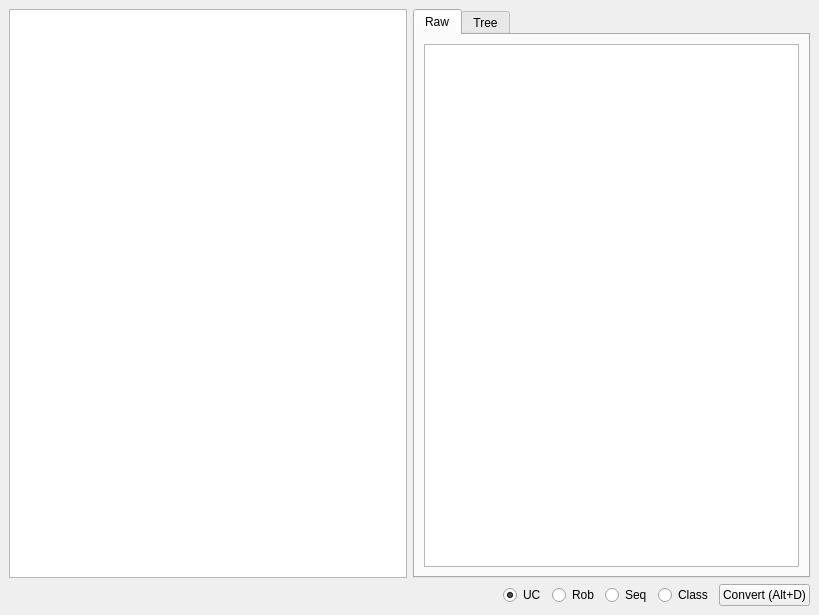
Above: converter_2/gui_app/mainwindow.ui from Leartiz/plantuml_to_structs_converter before the change. Below: the same form after it.
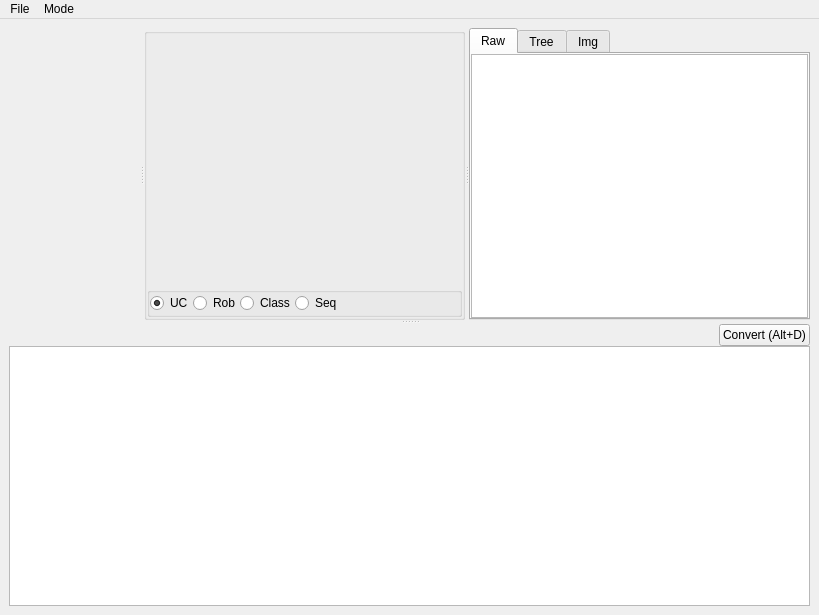
That is the form after the change. The open tabs and pages were chosen to show the change. Icons and pictures are not drawn. Custom widgets are drawn as their Qt base class.

What changed in the file:
```diff
--- a/converter_2/gui_app/mainwindow.ui
+++ b/converter_2/gui_app/mainwindow.ui
@@ -10,18 +10,182 @@
     <height>615</height>
    </rect>
   </property>
+  <property name="sizePolicy">
+   <sizepolicy hsizetype="Preferred" vsizetype="Preferred">
+    <horstretch>0</horstretch>
+    <verstretch>0</verstretch>
+   </sizepolicy>
+  </property>
   <property name="windowTitle">
-   <string>MainWindow</string>
+   <string>PlantUML to Structs viewer</string>
+  </property>
+  <property name="windowIcon">
+   <iconset resource="resources/resources.qrc">
+    <normaloff>:/img/logo.png</normaloff>:/img/logo.png</iconset>
   </property>
   <widget class="QWidget" name="centralwidget">
-   <layout class="QGridLayout" name="gridLayout">
+   <layout class="QGridLayout" name="gridLayout_5">
     <item row="0" column="0">
-     <layout class="QHBoxLayout" name="horizontalLayout">
-      <item>
-       <widget class="QTextEdit" name="textEditWsd"/>
-      </item>
-      <item>
+     <widget class="QSplitter" name="splitter_2">
+      <property name="orientation">
+       <enum>Qt::Vertical</enum>
+      </property>
+      <widget class="QSplitter" name="splitter">
+       <property name="orientation">
+        <enum>Qt::Horizontal</enum>
+       </property>
+       <widget class="QWidget" name="dirTree" native="true">
+        <property name="sizePolicy">
+         <sizepolicy hsizetype="Preferred" vsizetype="Preferred">
+          <horstretch>0</horstretch>
+          <verstretch>0</verstretch>
+         </sizepolicy>
+        </property>
+       </widget>
+       <widget class="QGroupBox" name="groupBox">
+        <property name="sizePolicy">
+         <sizepolicy hsizetype="Preferred" vsizetype="Preferred">
+          <horstretch>0</horstretch>
+          <verstretch>0</verstretch>
+         </sizepolicy>
+        </property>
+        <property name="title">
+         <string/>
+        </property>
+        <layout class="QGridLayout" name="gridLayout_4">
+         <property name="leftMargin">
+          <number>0</number>
+         </property>
+         <property name="topMargin">
+          <number>0</number>
+         </property>
+         <property name="rightMargin">
+          <number>0</number>
+         </property>
+         <property name="bottomMargin">
+          <number>0</number>
+         </property>
+         <property name="spacing">
+          <number>0</number>
+         </property>
+         <item row="0" column="0" rowspan="2" colspan="2">
+          <widget class="QCodeEditor" name="codeEditor" native="true">
+           <property name="sizePolicy">
+            <sizepolicy hsizetype="Preferred" vsizetype="Preferred">
+             <horstretch>0</horstretch>
+             <verstretch>0</verstretch>
+            </sizepolicy>
+           </property>
+          </widget>
+         </item>
+         <item row="1" column="1">
+          <widget class="QGroupBox" name="groupBox_2">
+           <property name="minimumSize">
+            <size>
+             <width>0</width>
+             <height>30</height>
+            </size>
+           </property>
+           <property name="maximumSize">
+            <size>
+             <width>16777215</width>
+             <height>30</height>
+            </size>
+           </property>
+           <property name="title">
+            <string/>
+           </property>
+           <layout class="QGridLayout" name="gridLayout_2">
+            <property name="leftMargin">
+             <number>0</number>
+            </property>
+            <property name="topMargin">
+             <number>0</number>
+            </property>
+            <property name="rightMargin">
+             <number>0</number>
+            </property>
+            <property name="bottomMargin">
+             <number>0</number>
+            </property>
+            <property name="spacing">
+             <number>0</number>
+            </property>
+            <item row="0" column="0">
+             <layout class="QHBoxLayout" name="horizontalLayout_3">
+              <property name="sizeConstraint">
+               <enum>QLayout::SetDefaultConstraint</enum>
+              </property>
+              <item>
+               <widget class="QRadioButton" name="radioButtonUc">
+                <property name="layoutDirection">
+                 <enum>Qt::LeftToRight</enum>
+                </property>
+                <property name="text">
+                 <string>UC</string>
+                </property>
+                <property name="checked">
+                 <bool>true</bool>
+                </property>
+               </widget>
+              </item>
+              <item>
+               <widget class="QRadioButton" name="radioButtonRob">
+                <property name="layoutDirection">
+                 <enum>Qt::LeftToRight</enum>
+                </property>
+                <property name="text">
+                 <string>Rob</string>
+                </property>
+               </widget>
+              </item>
+              <item>
+               <widget class="QRadioButton" name="radioButtonClass">
+                <property name="layoutDirection">
+                 <enum>Qt::LeftToRight</enum>
+                </property>
+                <property name="text">
+                 <string>Class</string>
+                </property>
+               </widget>
+              </item>
+              <item>
+               <widget class="QRadioButton" name="radioButtonSeq">
+                <property name="layoutDirection">
+                 <enum>Qt::LeftToRight</enum>
+                </property>
+                <property name="text">
+                 <string>Seq</string>
+                </property>
+               </widget>
+              </item>
+              <item>
+               <spacer name="horizontalSpacer_2">
+                <property name="orientation">
+                 <enum>Qt::Horizontal</enum>
+                </property>
+                <property name="sizeHint" stdset="0">
+                 <size>
+                  <width>40</width>
+                  <height>20</height>
+                 </size>
+                </property>
+               </spacer>
+              </item>
+             </layout>
+            </item>
+           </layout>
+          </widget>
+         </item>
+        </layout>
+       </widget>
        <widget class="QTabWidget" name="tabWidget">
+        <property name="sizePolicy">
+         <sizepolicy hsizetype="Expanding" vsizetype="Expanding">
+          <horstretch>0</horstretch>
+          <verstretch>0</verstretch>
+         </sizepolicy>
+        </property>
         <property name="currentIndex">
          <number>1</number>
         </property>
@@ -29,7 +193,22 @@
          <attribute name="title">
           <string>Raw</string>
          </attribute>
-         <layout class="QGridLayout" name="gridLayout_2">
+         <layout class="QGridLayout" name="gridLayout">
+          <property name="leftMargin">
+           <number>0</number>
+          </property>
+          <property name="topMargin">
+           <number>0</number>
+          </property>
+          <property name="rightMargin">
+           <number>0</number>
+          </property>
+          <property name="bottomMargin">
+           <number>0</number>
+          </property>
+          <property name="spacing">
+           <number>0</number>
+          </property>
           <item row="0" column="0">
            <widget class="QTextEdit" name="textEditJson"/>
           </item>
@@ -40,80 +219,128 @@
           <string>Tree</string>
          </attribute>
          <layout class="QGridLayout" name="gridLayout_3">
+          <property name="leftMargin">
+           <number>0</number>
+          </property>
+          <property name="topMargin">
+           <number>0</number>
+          </property>
+          <property name="rightMargin">
+           <number>0</number>
+          </property>
+          <property name="bottomMargin">
+           <number>0</number>
+          </property>
+          <property name="spacing">
+           <number>0</number>
+          </property>
           <item row="0" column="0">
            <widget class="QTreeView" name="treeViewJson"/>
           </item>
          </layout>
         </widget>
+        <widget class="QWidget" name="tabImg">
+         <attribute name="title">
+          <string>Img</string>
+         </attribute>
+        </widget>
        </widget>
-      </item>
-     </layout>
-    </item>
-    <item row="1" column="0">
-     <layout class="QHBoxLayout" name="horizontalLayout_2">
-      <item>
-       <spacer name="horizontalSpacer">
-        <property name="orientation">
-         <enum>Qt::Horizontal</enum>
+      </widget>
+      <widget class="QWidget" name="layoutWidget">
+       <layout class="QVBoxLayout" name="verticalLayout">
+        <property name="spacing">
+         <number>0</number>
         </property>
-        <property name="sizeHint" stdset="0">
-         <size>
-          <width>40</width>
-          <height>20</height>
-         </size>
-        </property>
-       </spacer>
-      </item>
-      <item>
-       <layout class="QHBoxLayout" name="horizontalLayout_3">
         <item>
-         <widget class="QRadioButton" name="radioButtonUc">
-          <property name="text">
-           <string>UC</string>
+         <layout class="QHBoxLayout" name="horizontalLayout">
+          <property name="spacing">
+           <number>0</number>
           </property>
-          <property name="checked">
-           <bool>true</bool>
-          </property>
-         </widget>
+          <item>
+           <spacer name="horizontalSpacer">
+            <property name="orientation">
+             <enum>Qt::Horizontal</enum>
+            </property>
+            <property name="sizeHint" stdset="0">
+             <size>
+              <width>40</width>
+              <height>20</height>
+             </size>
+            </property>
+           </spacer>
+          </item>
+          <item>
+           <widget class="QPushButton" name="pushBtnConvert">
+            <property name="text">
+             <string>Convert (Alt+D)</string>
+            </property>
+            <property name="shortcut">
+             <string>Alt+D</string>
+            </property>
+           </widget>
+          </item>
+         </layout>
         </item>
         <item>
-         <widget class="QRadioButton" name="radioButtonRob">
-          <property name="text">
-           <string>Rob</string>
-          </property>
-         </widget>
-        </item>
-        <item>
-         <widget class="QRadioButton" name="radioButtonSeq">
-          <property name="text">
-           <string>Seq</string>
-          </property>
-         </widget>
-        </item>
-        <item>
-         <widget class="QRadioButton" name="radioButtonClass">
-          <property name="text">
-           <string>Class</string>
-          </property>
-         </widget>
+         <widget class="QTextEdit" name="textEditLog"/>
         </item>
        </layout>
-      </item>
-      <item>
-       <widget class="QPushButton" name="pushBtnConvert">
-        <property name="text">
-         <string>Convert (Alt+D)</string>
-        </property>
-        <property name="shortcut">
-         <string>Alt+D</string>
-        </property>
-       </widget>
-      </item>
-     </layout>
+      </widget>
+     </widget>
     </item>
    </layout>
   </widget>
+  <widget class="QMenuBar" name="menuBar">
+   <property name="geometry">
+    <rect>
+     <x>0</x>
+     <y>0</y>
+     <width>819</width>
+     <height>21</height>
+    </rect>
+   </property>
+   <widget class="QMenu" name="menuFile">
+    <property name="title">
+     <string>File</string>
+    </property>
+    <addaction name="actionExit"/>
+   </widget>
+   <widget class="QMenu" name="menuMode">
+    <property name="title">
+     <string>Mode</string>
+    </property>
+    <addaction name="actionProject"/>
+    <addaction name="actionTry"/>
+   </widget>
+   <addaction name="menuFile"/>
+   <addaction name="menuMode"/>
+  </widget>
+  <action name="actionProject">
+   <property name="text">
+    <string>Project</string>
+   </property>
+  </action>
+  <action name="actionTry">
+   <property name="text">
+    <string>Try</string>
+   </property>
+  </action>
+  <action name="actionExit">
+   <property name="text">
+    <string>Exit</string>
+   </property>
+  </action>
  </widget>
- <resources/>
+ <customwidgets>
+  <customwidget>
+   <class>QCodeEditor</class>
+   <extends>QWidget</extends>
+   <header location="global">internal/QCodeEditor.hpp</header>
+   <container>1</container>
+  </customwidget>
+ </customwidgets>
+ <resources>
+  <include location="resources/resources.qrc"/>
+ </resources>
  <connections/>
 </ui>
```
